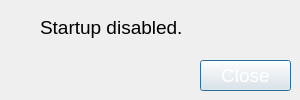
Old version of the form usr/share/freedomos-welcome/data/disable.ui in the repository freedomos/freedomos-welcome.
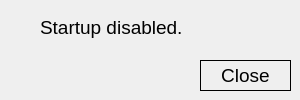
New version of the form. Icons and pictures are not drawn.

```diff
--- a/usr/share/freedomos-welcome/data/disable.ui
+++ b/usr/share/freedomos-welcome/data/disable.ui
@@ -36,8 +36,16 @@
     </rect>
    </property>
    <property name="styleSheet">
-    <string notr="true">color:white;
-</string>
+    <string notr="true">QPushButton {
+
+	border: 1px solid;
+	border-radius: 20px;
+
+}
+QPushButton:hover
+{
+	border: 4px solid rgb(160, 32, 240);
+}</string>
    </property>
    <property name="text">
     <string>Close</string>
```
